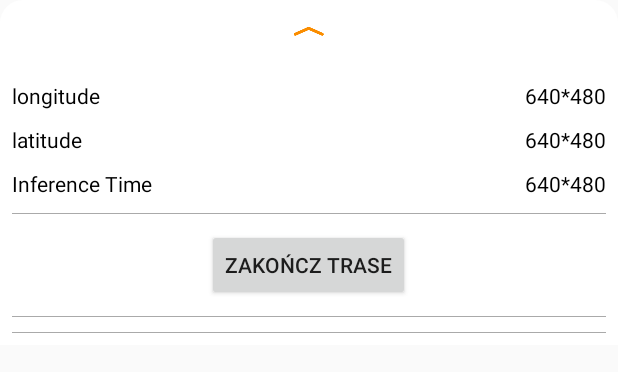
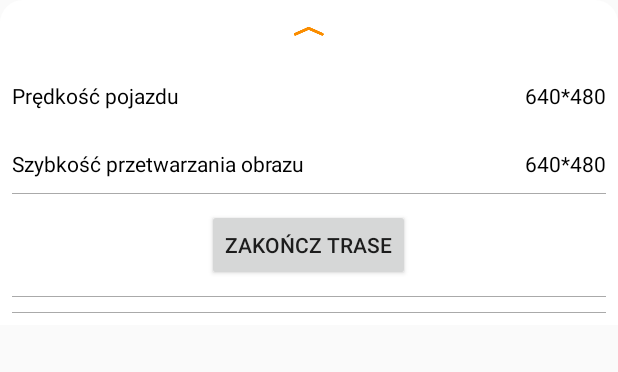
Before and after one commit to Tyreyn/Magisterka, an Android app: the layout tfe_od_layout_bottom_sheet.xml on its own in the app's theme, with its tools: preview values and no code run, on a phone screen of 412 x 824 dp. Shown: the top 372 px of the screen. Run offline under Robolectric (Android 15) with nearby library versions, the phone set to English and light mode, and no system bars.

Commit message:
code cleaning

```diff
--- a/app/src/main/AndroidManifest.xml
+++ b/app/src/main/AndroidManifest.xml
@@ -18,7 +18,7 @@
     <application
         android:allowBackup="false"
         android:icon="@mipmap/ic_launcher"
-        android:label="@string/tfe_od_app_name"
+        android:label="Rozpoznanie polskich znaków"
         android:roundIcon="@mipmap/ic_launcher_round"
         android:supportsRtl="true"
         android:theme="@style/AppTheme.ObjectDetection"
@@ -27,7 +27,7 @@
         android:installLocation="internalOnly">
         <activity
             android:name=".MainActivity"
-            android:label="@string/tfe_od_app_name"
+            android:label="Rozpoznanie polskich znaków"
             android:screenOrientation="portrait">
             <intent-filter>
                 <action android:name="android.intent.action.MAIN" />
--- a/app/src/main/java/org/PolandSignsDetection/CameraActivity.java
+++ b/app/src/main/java/org/PolandSignsDetection/CameraActivity.java
@@ -128,6 +128,8 @@ public abstract class CameraActivity extends AppCompatActivity
     String[] TraceSignsOrder = null;
 
     gps = new GPSTracker(this);
+    gps.performLocationUpdate();
+
     if (savedInstanceState == null) {
       Bundle extras = getIntent().getExtras();
       if(extras == null) {
@@ -243,7 +245,7 @@ public abstract class CameraActivity extends AppCompatActivity
         });
 
     frameValueTextView = findViewById(R.id.frame_info);
-    cropValueTextView = findViewById(R.id.crop_info);
+    //cropValueTextView = findViewById(R.id.crop_info);
     inferenceTimeTextView = findViewById(R.id.inference_info);
     setSignOnTrace(TraceSignsOrder);
     InitializeFiveSigns();
--- a/app/src/main/java/org/PolandSignsDetection/tflite/YoloV5Classifier.java
+++ b/app/src/main/java/org/PolandSignsDetection/tflite/YoloV5Classifier.java
@@ -21,6 +21,7 @@ import android.graphics.RectF;
 import android.os.Build;
 import android.util.Log;
 
+import org.PolandSignsDetection.constants;
 import org.tensorflow.lite.Interpreter;
 import org.tensorflow.lite.Tensor;
 import org.PolandSignsDetection.MainActivity;
@@ -205,7 +206,7 @@ public class YoloV5Classifier implements Classifier {
 
     @Override
     public float getObjThresh() {
-        return MainActivity.MINIMUM_CONFIDENCE_TF_OD_API;
+        return constants.MINIMUM_CONFIDENCE_TF_OD_API;
     }
 
     private static final Logger LOGGER = new Logger();
--- a/app/src/main/java/org/PolandSignsDetection/tflite/YoloV5ClassifierDetect.java
+++ b/app/src/main/java/org/PolandSignsDetection/tflite/YoloV5ClassifierDetect.java
@@ -21,9 +21,9 @@ import android.graphics.RectF;
 import android.os.Build;
 import android.util.Log;
 
+import org.PolandSignsDetection.constants;
 import org.tensorflow.lite.Interpreter;
 import org.tensorflow.lite.Tensor;
-import org.PolandSignsDetection.MainActivity;
 import org.PolandSignsDetection.env.Logger;
 import org.PolandSignsDetection.env.Utils;
 import org.tensorflow.lite.gpu.GpuDelegate;
@@ -221,7 +221,7 @@ public class YoloV5ClassifierDetect implements Classifier {
 
     @Override
     public float getObjThresh() {
-        return MainActivity.MINIMUM_CONFIDENCE_TF_OD_API;
+        return constants.MINIMUM_CONFIDENCE_TF_OD_API;
     }
 
     private static final Logger LOGGER = new Logger();
--- a/app/src/main/res/layout/tfe_od_layout_bottom_sheet.xml
+++ b/app/src/main/res/layout/tfe_od_layout_bottom_sheet.xml
@@ -1,6 +1,7 @@
 <?xml version="1.0" encoding="utf-8"?>
 <LinearLayout xmlns:android="http://schemas.android.com/apk/res/android"
     xmlns:app="http://schemas.android.com/apk/res-auto"
+    xmlns:tools="http://schemas.android.com/tools"
     android:id="@+id/bottom_sheet_layout"
     android:layout_width="match_parent"
     android:layout_height="wrap_content"
@@ -37,15 +38,16 @@
         <TextView
             android:id="@+id/frame"
             android:layout_width="wrap_content"
-            android:layout_height="wrap_content"
+            android:layout_height="35dp"
             android:layout_marginTop="10dp"
-            android:text="longitude"
-            android:textColor="@android:color/black" />
+            android:text="Prędkość pojazdu"
+            android:textColor="@android:color/black"
+            tools:visibility="visible" />
 
         <TextView
             android:id="@+id/frame_info"
             android:layout_width="match_parent"
-            android:layout_height="wrap_content"
+            android:layout_height="34dp"
             android:layout_marginTop="10dp"
             android:gravity="right"
             android:text="640*480"
@@ -55,25 +57,7 @@
     <LinearLayout
         android:layout_width="match_parent"
         android:layout_height="wrap_content"
-        android:orientation="horizontal">
-
-        <TextView
-            android:id="@+id/crop"
-            android:layout_width="wrap_content"
-            android:layout_height="wrap_content"
-            android:layout_marginTop="10dp"
-            android:text="latitude"
-            android:textColor="@android:color/black" />
-
-        <TextView
-            android:id="@+id/crop_info"
-            android:layout_width="match_parent"
-            android:layout_height="wrap_content"
-            android:layout_marginTop="10dp"
-            android:gravity="right"
-            android:text="640*480"
-            android:textColor="@android:color/black" />
-    </LinearLayout>
+        android:orientation="horizontal"/>
 
 
     <LinearLayout
@@ -86,7 +70,7 @@
             android:layout_width="wrap_content"
             android:layout_height="wrap_content"
             android:layout_marginTop="10dp"
-            android:text="Inference Time"
+            android:text="Szybkość przetwarzania obrazu"
             android:textColor="@android:color/black" />
 
         <TextView
```
Also changed, not shown: app/src/main/java/org/PolandSignsDetection/DetectorActivity.java (+12 -18 lines), app/src/main/java/org/PolandSignsDetection/GPSTracker.java (+5 -3 lines), app/src/main/java/org/PolandSignsDetection/MainActivity.java (+17 -41 lines), app/src/main/java/org/PolandSignsDetection/TracesActivity.java (+8 -0 lines), app/src/main/java/org/PolandSignsDetection/constants.java (+8 -4 lines).
